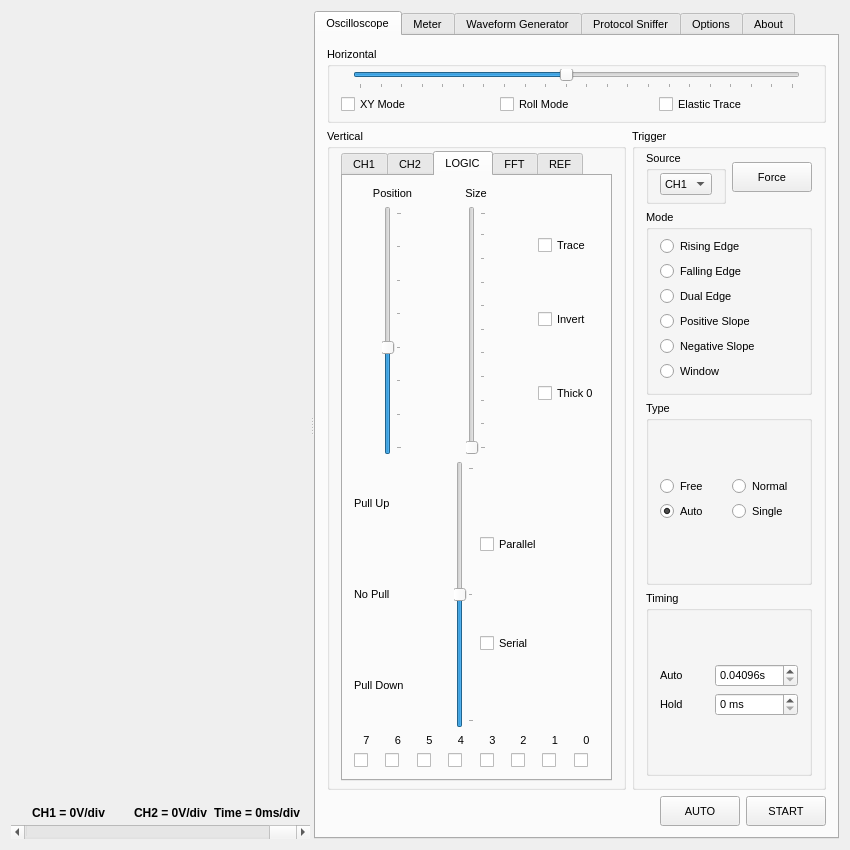
Old version of the form xprotolabinterface.ui in the repository ganzziani/xscopes-qt.
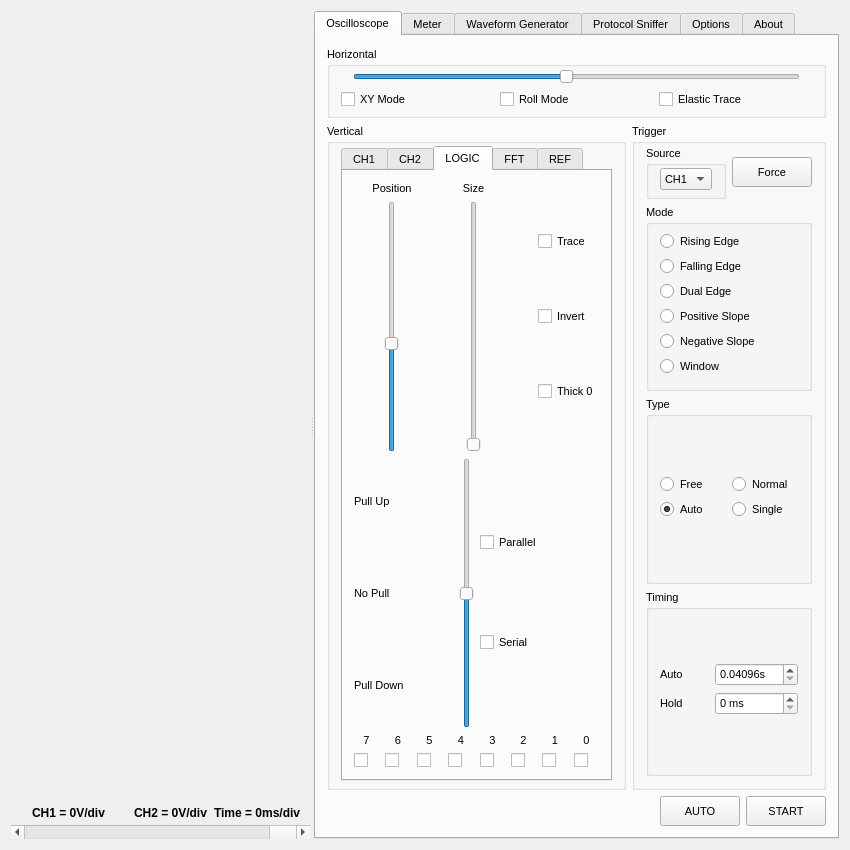
New version of the form. The open tabs and pages were chosen to show the change. Icons and pictures are not drawn. Custom widgets are drawn as their Qt base class.

Commit message:
Added defines and QSlider Tooltips
I've added enums for all the tabs and subtabs so that we can use
constants instead of numerical literals.  I've also created a new type
of slider that displays the current value in the tooltip and updated all
sliders with this.

Patch:
```diff
--- a/xprotolabinterface.ui
+++ b/xprotolabinterface.ui
@@ -350,7 +350,7 @@
                      <bool>false</bool>
                     </property>
                     <property name="tickPosition">
-                     <enum>QSlider::TicksBelow</enum>
+                     <enum>QToolTipSlider::TicksBelow</enum>
                     </property>
                     <property name="tickInterval">
                      <number>1</number>
@@ -1174,7 +1174,7 @@
                                <enum>Qt::Vertical</enum>
                               </property>
                               <property name="tickPosition">
-                               <enum>QSlider::TicksBelow</enum>
+                               <enum>QToolTipSlider::TicksBelow</enum>
                               </property>
                               <property name="tickInterval">
                                <number>1</number>
@@ -1246,7 +1246,7 @@
                                <enum>Qt::Vertical</enum>
                               </property>
                               <property name="tickPosition">
-                               <enum>QSlider::TicksBelow</enum>
+                               <enum>QToolTipSlider::TicksBelow</enum>
                               </property>
                               <property name="tickInterval">
                                <number>10</number>
@@ -1366,7 +1366,7 @@
                              <enum>Qt::Vertical</enum>
                             </property>
                             <property name="tickPosition">
-                             <enum>QSlider::TicksBelow</enum>
+                             <enum>QToolTipSlider::TicksBelow</enum>
                             </property>
                             <property name="tickInterval">
                              <number>1</number>
@@ -5690,6 +5690,12 @@
    <header>qcustomplot.h</header>
    <container>1</container>
   </customwidget>
+  <customwidget>
+   <class>QToolTipSlider</class>
+   <extends>QSlider</extends>
+   <header>qtooltipslider.h</header>
+   <container>1</container>
+  </customwidget>
  </customwidgets>
  <resources>
   <include location="xprotolabinterface.qrc"/>
```
Left out of the diff: 70 changed lines with no effect on the pictures. The commit also changes 6 other files.
